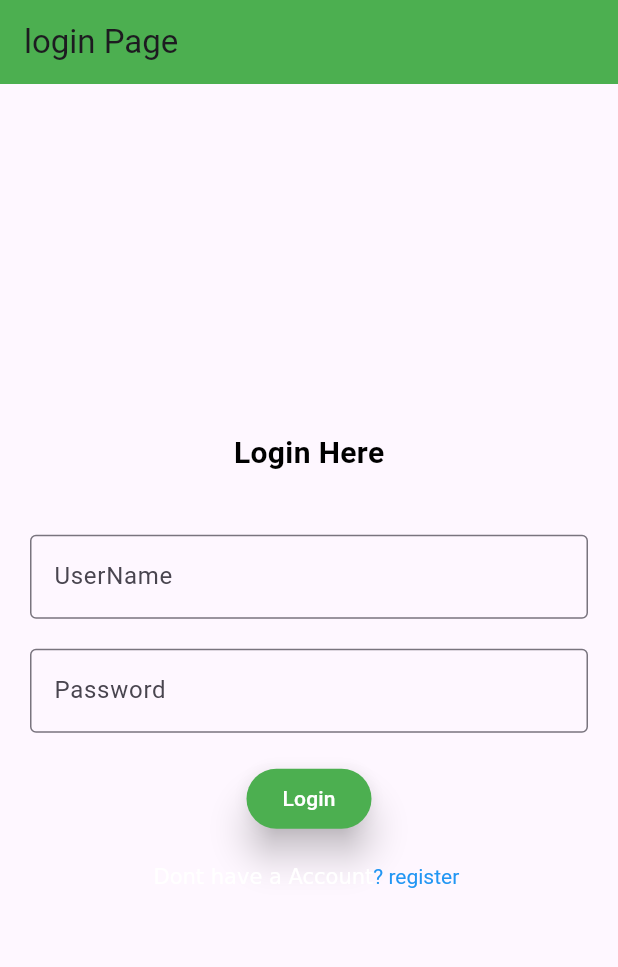
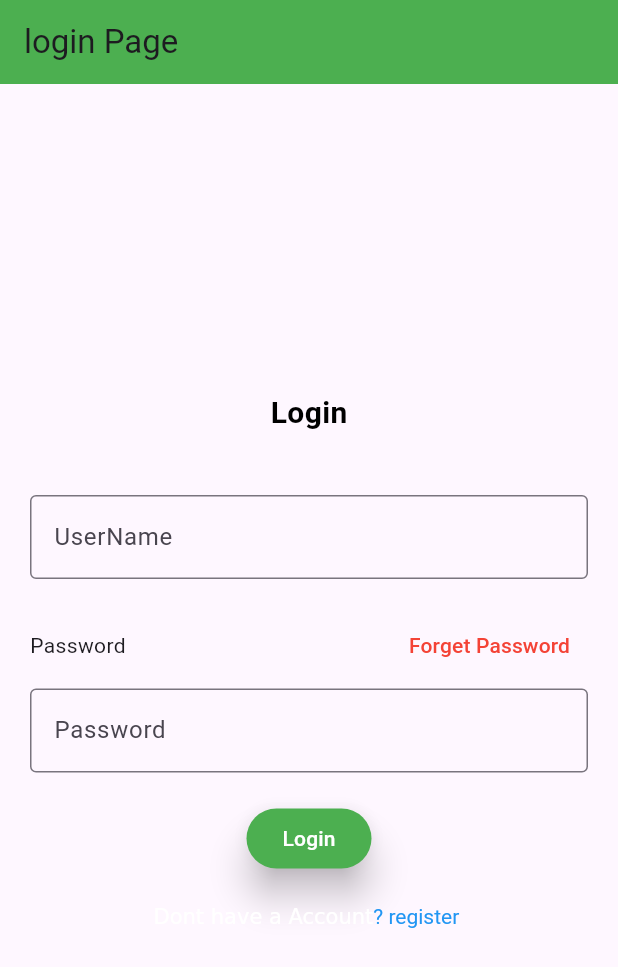
Before and after one commit to jahidhasanmonnaostad/Todo-List-, a Flutter app: the screen it shows after launch, on a phone screen of 412 x 824 dp. Shown: the top 967 px of the screen. Run offline on Flutter 3.47's test engine with Material 3 defaults, Android fonts, the light colour scheme and no system bars.

Commit message:
Login add Forget password  Page Code Flutter

```diff
--- a/lib/main.dart
+++ b/lib/main.dart
@@ -60,7 +60,7 @@ class LoginActivityScreen extends StatelessWidget {
       mainAxisAlignment:MainAxisAlignment.center,
 
       children: [
-        Text("Login Here",
+        Text("Login",
             style:TextStyle(color:Colors.black,
                 fontSize:20,
                 fontWeight:FontWeight.bold)
@@ -91,6 +91,15 @@ class LoginActivityScreen extends StatelessWidget {
 
                   ),
         SizedBox(height:20,),
+        Container(
+          child:Row(
+          mainAxisAlignment:MainAxisAlignment.spaceBetween,
+          children: [
+            Text("Password "),
+            TextButton(onPressed:(){}, child:Text("Forget Password",style:TextStyle(color:Colors.red),)),
+          ],
+        ),),
+        SizedBox(height:5,),
         TextFormField(
           controller:password,
           obscureText:true,
```
